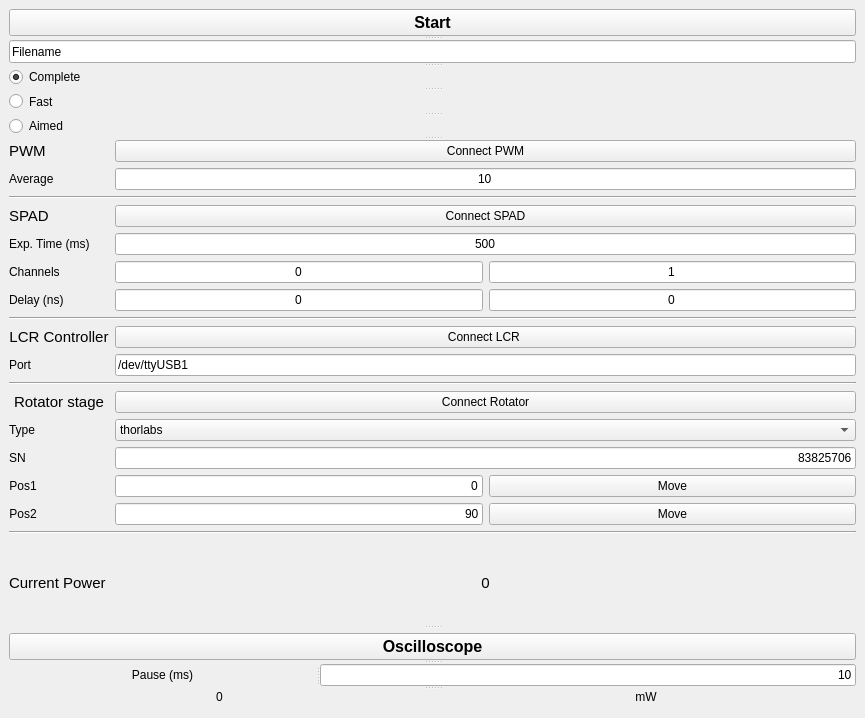
This is visLCR.ui in qLuxor/pylabtools as Qt 5 draws it before an edit. The edited form follows.
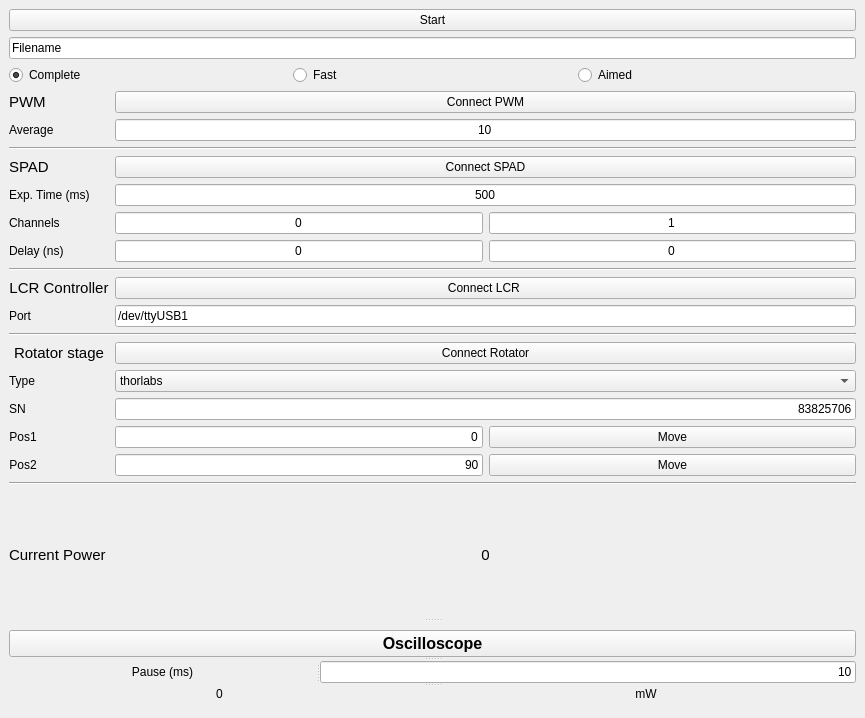
This is the edited form.

Commit message: Rearranged UI into better grid

Diff of the .ui file:
```diff
--- a/visLCR.ui
+++ b/visLCR.ui
@@ -30,46 +30,6 @@
           <property name="orientation">
            <enum>Qt::Vertical</enum>
           </property>
-          <widget class="QSplitter" name="splitter_5">
-           <property name="orientation">
-            <enum>Qt::Vertical</enum>
-           </property>
-           <widget class="QPushButton" name="btnStart">
-            <property name="font">
-             <font>
-              <pointsize>12</pointsize>
-              <weight>75</weight>
-              <bold>true</bold>
-             </font>
-            </property>
-            <property name="text">
-             <string>Start</string>
-            </property>
-           </widget>
-           <widget class="QLineEdit" name="txtFileName">
-            <property name="text">
-             <string>Filename</string>
-            </property>
-           </widget>
-           <widget class="QRadioButton" name="rbtnComplete">
-            <property name="text">
-             <string>Complete</string>
-            </property>
-            <property name="checked">
-             <bool>true</bool>
-            </property>
-           </widget>
-           <widget class="QRadioButton" name="rbtnFast">
-            <property name="text">
-             <string>Fast</string>
-            </property>
-           </widget>
-           <widget class="QRadioButton" name="rbtnAimed">
-            <property name="text">
-             <string>Aimed</string>
-            </property>
-           </widget>
-          </widget>
           <widget class="QSplitter" name="splitter">
            <property name="orientation">
             <enum>Qt::Vertical</enum>
@@ -79,109 +39,7 @@
              <property name="sizeConstraint">
               <enum>QLayout::SetMinimumSize</enum>
              </property>
-             <item row="14" column="0">
-              <widget class="QLabel" name="label_2">
-               <property name="sizePolicy">
-                <sizepolicy hsizetype="Maximum" vsizetype="Preferred">
-                 <horstretch>0</horstretch>
-                 <verstretch>0</verstretch>
-                </sizepolicy>
-               </property>
-               <property name="text">
-                <string>Pos1</string>
-               </property>
-               <property name="alignment">
-                <set>Qt::AlignCenter</set>
-               </property>
-              </widget>
-             </item>
-             <item row="15" column="0">
-              <widget class="QLabel" name="label_3">
-               <property name="sizePolicy">
-                <sizepolicy hsizetype="Maximum" vsizetype="Preferred">
-                 <horstretch>0</horstretch>
-                 <verstretch>0</verstretch>
-                </sizepolicy>
-               </property>
-               <property name="text">
-                <string>Pos2</string>
-               </property>
-               <property name="alignment">
-                <set>Qt::AlignCenter</set>
-               </property>
-              </widget>
-             </item>
-             <item row="12" column="1" colspan="2">
-              <widget class="QComboBox" name="cmbLinearStage">
-               <property name="sizePolicy">
-                <sizepolicy hsizetype="MinimumExpanding" vsizetype="Fixed">
-                 <horstretch>0</horstretch>
-                 <verstretch>0</verstretch>
-                </sizepolicy>
-               </property>
-               <property name="layoutDirection">
-                <enum>Qt::LeftToRight</enum>
-               </property>
-               <item>
-                <property name="text">
-                 <string>thorlabs</string>
-                </property>
-               </item>
-              </widget>
-             </item>
-             <item row="3" column="0">
-              <widget class="QLabel" name="label_6">
-               <property name="font">
-                <font>
-                 <pointsize>11</pointsize>
-                </font>
-               </property>
-               <property name="text">
-                <string>SPAD</string>
-               </property>
-              </widget>
-             </item>
-             <item row="12" column="0">
-              <widget class="QLabel" name="label_7">
-               <property name="text">
-                <string>Type</string>
-               </property>
-              </widget>
-             </item>
-             <item row="0" column="0">
-              <widget class="QLabel" name="label_5">
-               <property name="font">
-                <font>
-                 <pointsize>11</pointsize>
-                </font>
-               </property>
-               <property name="text">
-                <string>PWM</string>
-               </property>
-              </widget>
-             </item>
-             <item row="2" column="0" colspan="3">
-              <widget class="Line" name="line">
-               <property name="orientation">
-                <enum>Qt::Horizontal</enum>
-               </property>
-              </widget>
-             </item>
-             <item row="7" column="0" colspan="3">
-              <widget class="Line" name="line_2">
-               <property name="orientation">
-                <enum>Qt::Horizontal</enum>
-               </property>
-              </widget>
-             </item>
-             <item row="1" column="0">
-              <widget class="QLabel" name="label_8">
-               <property name="text">
-                <string>Average</string>
-               </property>
-              </widget>
-             </item>
-             <item row="4" column="1" colspan="2">
+             <item row="8" column="1" colspan="2">
               <widget class="QLineEdit" name="txtExposure">
                <property name="text">
                 <string>500</string>
@@ -191,22 +49,68 @@
                </property>
               </widget>
              </item>
-             <item row="5" column="0">
-              <widget class="QLabel" name="label_10">
+             <item row="7" column="1" colspan="2">
+              <widget class="QPushButton" name="btnConnectSPAD">
                <property name="text">
-                <string>Channels</string>
+                <string>Connect SPAD</string>
                </property>
               </widget>
              </item>
-             <item row="4" column="0">
+             <item row="12" column="0">
+              <widget class="QLabel" name="label_4">
+               <property name="font">
+                <font>
+                 <pointsize>11</pointsize>
+                </font>
+               </property>
+               <property name="text">
+                <string>LCR Controller</string>
+               </property>
+               <property name="alignment">
+                <set>Qt::AlignCenter</set>
+               </property>
+              </widget>
+             </item>
+             <item row="10" column="1">
+              <widget class="QLineEdit" name="txtDelay">
+               <property name="text">
+                <string>0</string>
+               </property>
+               <property name="alignment">
+                <set>Qt::AlignCenter</set>
+               </property>
+              </widget>
+             </item>
+             <item row="12" column="1" colspan="2">
+              <widget class="QPushButton" name="btnConnectLCR">
+               <property name="text">
+                <string>Connect LCR </string>
+               </property>
+              </widget>
+             </item>
+             <item row="6" column="0" colspan="3">
+              <widget class="Line" name="line">
+               <property name="orientation">
+                <enum>Qt::Horizontal</enum>
+               </property>
+              </widget>
+             </item>
+             <item row="8" column="0">
               <widget class="QLabel" name="label">
                <property name="text">
                 <string>Exp. Time (ms)</string>
                </property>
               </widget>
              </item>
-             <item row="6" column="1">
-              <widget class="QLineEdit" name="txtDelay">
+             <item row="9" column="0">
+              <widget class="QLabel" name="label_10">
+               <property name="text">
+                <string>Channels</string>
+               </property>
+              </widget>
+             </item>
+             <item row="9" column="1">
+              <widget class="QLineEdit" name="txtSPADChannel">
                <property name="text">
                 <string>0</string>
                </property>
@@ -215,31 +119,33 @@
                </property>
               </widget>
              </item>
-             <item row="6" column="0">
+             <item row="11" column="0" colspan="3">
+              <widget class="Line" name="line_2">
+               <property name="orientation">
+                <enum>Qt::Horizontal</enum>
+               </property>
+              </widget>
+             </item>
+             <item row="10" column="0">
               <widget class="QLabel" name="label_11">
                <property name="text">
                 <string>Delay (ns)</string>
                </property>
               </widget>
              </item>
-             <item row="5" column="1">
-              <widget class="QLineEdit" name="txtSPADChannel">
-               <property name="text">
-                <string>0</string>
+             <item row="7" column="0">
+              <widget class="QLabel" name="label_6">
+               <property name="font">
+                <font>
+                 <pointsize>11</pointsize>
+                </font>
                </property>
-               <property name="alignment">
-                <set>Qt::AlignCenter</set>
-               </property>
-              </widget>
-             </item>
-             <item row="0" column="1" colspan="2">
-              <widget class="QPushButton" name="btnConnectPWM">
                <property name="text">
-                <string>Connect PWM</string>
+                <string>SPAD</string>
                </property>
               </widget>
              </item>
-             <item row="1" column="1" colspan="2">
+             <item row="5" column="1" colspan="2">
               <widget class="QLineEdit" name="txtAverage">
                <property name="text">
                 <string>10</string>
@@ -249,33 +155,7 @@
                </property>
               </widget>
              </item>
-             <item row="13" column="0">
-              <widget class="QLabel" name="label_15">
-               <property name="sizePolicy">
-                <sizepolicy hsizetype="Maximum" vsizetype="Preferred">
-                 <horstretch>0</horstretch>
-                 <verstretch>0</verstretch>
-                </sizepolicy>
-               </property>
-               <property name="text">
-                <string>SN</string>
-               </property>
-               <property name="alignment">
-                <set>Qt::AlignCenter</set>
-               </property>
-              </widget>
-             </item>
-             <item row="6" column="2">
-              <widget class="QLineEdit" name="txtOtherDelay">
-               <property name="text">
-                <string>0</string>
-               </property>
-               <property name="alignment">
-                <set>Qt::AlignCenter</set>
-               </property>
-              </widget>
-             </item>
-             <item row="9" column="1" colspan="2">
+             <item row="13" column="1" colspan="2">
               <widget class="QLineEdit" name="txtPort">
                <property name="text">
                 <string>/dev/ttyUSB1</string>
@@ -285,70 +165,21 @@
                </property>
               </widget>
              </item>
-             <item row="17" column="0">
-              <widget class="QLabel" name="label_12">
-               <property name="font">
-                <font>
-                 <pointsize>11</pointsize>
-                </font>
-               </property>
-               <property name="text">
-                <string>Current Power</string>
-               </property>
-              </widget>
-             </item>
-             <item row="9" column="0">
+             <item row="13" column="0">
               <widget class="QLabel" name="label_9">
                <property name="text">
                 <string>Port</string>
                </property>
               </widget>
              </item>
-             <item row="11" column="0">
-              <widget class="QLabel" name="label_14">
-               <property name="font">
-                <font>
-                 <pointsize>11</pointsize>
-                </font>
-               </property>
+             <item row="4" column="1" colspan="2">
+              <widget class="QPushButton" name="btnConnectPWM">
                <property name="text">
-                <string>Rotator stage</string>
+                <string>Connect PWM</string>
                </property>
-               <property name="alignment">
-                <set>Qt::AlignCenter</set>
-               </property>
               </widget>
              </item>
-             <item row="11" column="1" colspan="2">
-              <widget class="QPushButton" name="btnConnect">
-               <property name="text">
-                <string>Connect Rotator</string>
-               </property>
-              </widget>
-             </item>
-             <item row="8" column="0">
-              <widget class="QLabel" name="label_4">
-               <property name="font">
-                <font>
-                 <pointsize>11</pointsize>
-                </font>
-               </property>
-               <property name="text">
-                <string>LCR Controller</string>
-               </property>
-               <property name="alignment">
-                <set>Qt::AlignCenter</set>
-               </property>
-              </widget>
-             </item>
-             <item row="8" column="1" colspan="2">
-              <widget class="QPushButton" name="btnConnectLCR">
-               <property name="text">
-                <string>Connect LCR </string>
-               </property>
-              </widget>
-             </item>
-             <item row="5" column="2">
+             <item row="9" column="2">
               <widget class="QLineEdit" name="txtSPADOtherChannel">
                <property name="text">
                 <string>1</string>
@@ -358,7 +189,54 @@
                </property>
               </widget>
              </item>
-             <item row="13" column="1" colspan="2">
+             <item row="4" column="0">
+              <widget class="QLabel" name="label_5">
+               <property name="font">
+                <font>
+                 <pointsize>11</pointsize>
+                </font>
+               </property>
+               <property name="text">
+                <string>PWM</string>
+               </property>
+              </widget>
+             </item>
+             <item row="10" column="2">
+              <widget class="QLineEdit" name="txtOtherDelay">
+               <property name="text">
+                <string>0</string>
+               </property>
+               <property name="alignment">
+                <set>Qt::AlignCenter</set>
+               </property>
+              </widget>
+             </item>
+             <item row="5" column="0">
+              <widget class="QLabel" name="label_8">
+               <property name="text">
+                <string>Average</string>
+               </property>
+              </widget>
+             </item>
+             <item row="16" column="1" colspan="2">
+              <widget class="QComboBox" name="cmbLinearStage">
+               <property name="sizePolicy">
+                <sizepolicy hsizetype="MinimumExpanding" vsizetype="Fixed">
+                 <horstretch>0</horstretch>
+                 <verstretch>0</verstretch>
+                </sizepolicy>
+               </property>
+               <property name="layoutDirection">
+                <enum>Qt::LeftToRight</enum>
+               </property>
+               <item>
+                <property name="text">
+                 <string>thorlabs</string>
+                </property>
+               </item>
+              </widget>
+             </item>
+             <item row="17" column="1" colspan="2">
               <widget class="QLineEdit" name="txtSN">
                <property name="sizePolicy">
                 <sizepolicy hsizetype="MinimumExpanding" vsizetype="Fixed">
@@ -374,59 +252,7 @@
                </property>
               </widget>
              </item>
-             <item row="3" column="1" colspan="2">
-              <widget class="QPushButton" name="btnConnectSPAD">
-               <property name="text">
-                <string>Connect SPAD</string>
-               </property>
-              </widget>
-             </item>
-             <item row="16" column="0" colspan="3">
-              <widget class="Line" name="line_4">
-               <property name="orientation">
-                <enum>Qt::Horizontal</enum>
-               </property>
-              </widget>
-             </item>
-             <item row="10" column="0" colspan="3">
-              <widget class="Line" name="line_3">
-               <property name="orientation">
-                <enum>Qt::Horizontal</enum>
-               </property>
-              </widget>
-             </item>
-             <item row="17" column="1" colspan="2">
-              <widget class="QLabel" name="lblPowerStart">
-               <property name="font">
-                <font>
-                 <pointsize>11</pointsize>
-                </font>
-               </property>
-               <property name="text">
-                <string>0</string>
-               </property>
-               <property name="alignment">
-                <set>Qt::AlignCenter</set>
-               </property>
-              </widget>
-             </item>
-             <item row="14" column="1">
-              <widget class="QLineEdit" name="txtPos1">
-               <property name="sizePolicy">
-                <sizepolicy hsizetype="MinimumExpanding" vsizetype="Fixed">
-                 <horstretch>0</horstretch>
-                 <verstretch>0</verstretch>
-                </sizepolicy>
-               </property>
-               <property name="text">
-                <string>0</string>
-               </property>
-               <property name="alignment">
-                <set>Qt::AlignRight|Qt::AlignTrailing|Qt::AlignVCenter</set>
-               </property>
-              </widget>
-             </item>
-             <item row="15" column="1">
+             <item row="19" column="1">
               <widget class="QLineEdit" name="txtPos2">
                <property name="sizePolicy">
                 <sizepolicy hsizetype="MinimumExpanding" vsizetype="Fixed">
@@ -442,20 +268,199 @@
                </property>
               </widget>
              </item>
-             <item row="14" column="2">
+             <item row="21" column="0">
+              <widget class="QLabel" name="label_12">
+               <property name="font">
+                <font>
+                 <pointsize>11</pointsize>
+                </font>
+               </property>
+               <property name="text">
+                <string>Current Power</string>
+               </property>
+              </widget>
+             </item>
+             <item row="19" column="0">
+              <widget class="QLabel" name="label_3">
+               <property name="sizePolicy">
+                <sizepolicy hsizetype="Maximum" vsizetype="Preferred">
+                 <horstretch>0</horstretch>
+                 <verstretch>0</verstretch>
+                </sizepolicy>
+               </property>
+               <property name="text">
+                <string>Pos2</string>
+               </property>
+               <property name="alignment">
+                <set>Qt::AlignCenter</set>
+               </property>
+              </widget>
+             </item>
+             <item row="21" column="1" colspan="2">
+              <widget class="QLabel" name="lblPowerStart">
+               <property name="font">
+                <font>
+                 <pointsize>11</pointsize>
+                </font>
+               </property>
+               <property name="text">
+                <string>0</string>
+               </property>
+               <property name="alignment">
+                <set>Qt::AlignCenter</set>
+               </property>
+              </widget>
+             </item>
+             <item row="18" column="0">
+              <widget class="QLabel" name="label_2">
+               <property name="sizePolicy">
+                <sizepolicy hsizetype="Maximum" vsizetype="Preferred">
+                 <horstretch>0</horstretch>
+                 <verstretch>0</verstretch>
+                </sizepolicy>
+               </property>
+               <property name="text">
+                <string>Pos1</string>
+               </property>
+               <property name="alignment">
+                <set>Qt::AlignCenter</set>
+               </property>
+              </widget>
+             </item>
+             <item row="18" column="1">
+              <widget class="QLineEdit" name="txtPos1">
+               <property name="sizePolicy">
+                <sizepolicy hsizetype="MinimumExpanding" vsizetype="Fixed">
+                 <horstretch>0</horstretch>
+                 <verstretch>0</verstretch>
+                </sizepolicy>
+               </property>
+               <property name="text">
+                <string>0</string>
+               </property>
+               <property name="alignment">
+                <set>Qt::AlignRight|Qt::AlignTrailing|Qt::AlignVCenter</set>
+               </property>
+              </widget>
+             </item>
+             <item row="20" column="0" colspan="3">
+              <widget class="Line" name="line_4">
+               <property name="orientation">
+                <enum>Qt::Horizontal</enum>
+               </property>
+              </widget>
+             </item>
+             <item row="18" column="2">
               <widget class="QPushButton" name="btnMove1">
                <property name="text">
                 <string>Move</string>
                </property>
               </widget>
              </item>
-             <item row="15" column="2">
+             <item row="19" column="2">
               <widget class="QPushButton" name="btnMove2">
                <property name="text">
                 <string>Move</string>
                </property>
               </widget>
              </item>
+             <item row="17" column="0">
+              <widget class="QLabel" name="label_15">
+               <property name="sizePolicy">
+                <sizepolicy hsizetype="Maximum" vsizetype="Preferred">
+                 <horstretch>0</horstretch>
+                 <verstretch>0</verstretch>
+                </sizepolicy>
+               </property>
+               <property name="text">
+                <string>SN</string>
+               </property>
+               <property name="alignment">
+                <set>Qt::AlignCenter</set>
+               </property>
+              </widget>
+             </item>
+             <item row="15" column="0">
+              <widget class="QLabel" name="label_14">
+               <property name="font">
+                <font>
+                 <pointsize>11</pointsize>
+                </font>
+               </property>
+               <property name="text">
+                <string>Rotator stage</string>
+               </property>
+               <property name="alignment">
+                <set>Qt::AlignCenter</set>
+               </property>
+              </widget>
+             </item>
+             <item row="16" column="0">
+              <widget class="QLabel" name="label_7">
+               <property name="text">
+                <string>Type</string>
+               </property>
+              </widget>
+             </item>
+             <item row="14" column="0" colspan="3">
+              <widget class="Line" name="line_3">
+               <property name="orientation">
+                <enum>Qt::Horizontal</enum>
+               </property>
+              </widget>
+             </item>
+             <item row="15" column="1" colspan="2">
+              <widget class="QPushButton" name="btnConnect">
+               <property name="text">
+                <string>Connect Rotator</string>
+               </property>
+              </widget>
+             </item>
+             <item row="1" column="0" colspan="3">
+              <widget class="QPushButton" name="btnStart">
+               <property name="text">
+                <string>Start</string>
+               </property>
+              </widget>
+             </item>
+             <item row="2" column="0" colspan="3">
+              <widget class="QLineEdit" name="txtFileName">
+               <property name="text">
+                <string>Filename</string>
+               </property>
+              </widget>
+             </item>
+             <item row="3" column="0" colspan="3">
+              <layout class="QHBoxLayout" name="horizontalLayout_2">
+               <property name="sizeConstraint">
+                <enum>QLayout::SetMinimumSize</enum>
+               </property>
+               <item>
+                <widget class="QRadioButton" name="rbtnComplete">
+                 <property name="text">
+                  <string>Complete</string>
+                 </property>
+                 <property name="checked">
+                  <bool>true</bool>
+                 </property>
+                </widget>
+               </item>
+               <item>
+                <widget class="QRadioButton" name="rbtnFast">
+                 <property name="text">
+                  <string>Fast</string>
+                 </property>
+                </widget>
+               </item>
+               <item>
+                <widget class="QRadioButton" name="rbtnAimed">
+                 <property name="text">
+                  <string>Aimed</string>
+                 </property>
+                </widget>
+               </item>
+              </layout>
+             </item>
             </layout>
            </widget>
           </widget>
```
